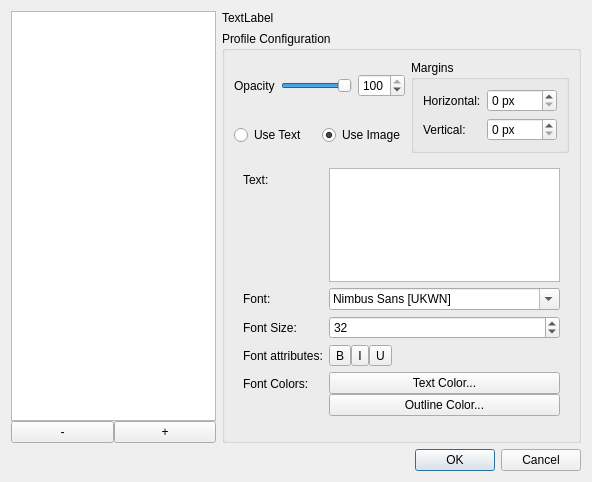
Above: src/profiledialog.ui from pvanek/qwatermark before the change. Below: the same form after it.
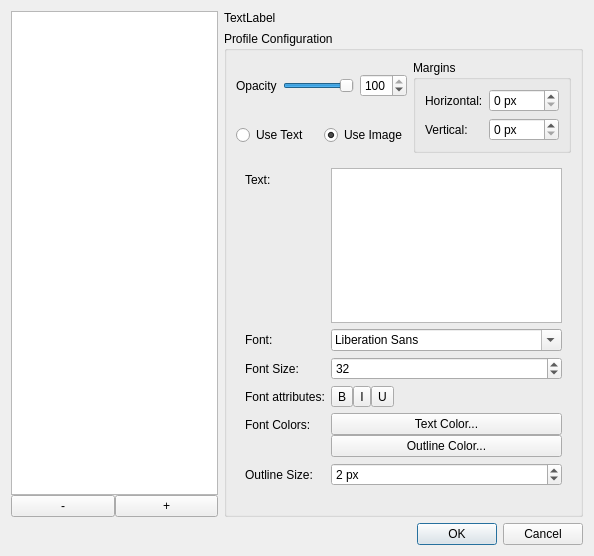
That is the form after the change.

Commit message: outline size implemented; source/dest. dirs are promoted to dialogs

Patch:
```diff
--- a/src/profiledialog.ui
+++ b/src/profiledialog.ui
@@ -6,8 +6,8 @@
    <rect>
     <x>0</x>
     <y>0</y>
-    <width>592</width>
-    <height>482</height>
+    <width>594</width>
+    <height>556</height>
    </rect>
   </property>
   <property name="windowTitle">
@@ -188,7 +188,7 @@
              <widget class="QFontComboBox" name="fontComboBox">
               <property name="currentFont">
                <font>
-                <family>Nimbus Sans L</family>
+                <family>Helvetica</family>
                 <weight>75</weight>
                 <bold>true</bold>
                </font>
@@ -296,7 +296,27 @@
               </item>
              </layout>
             </item>
+            <item row="5" column="0">
+             <widget class="QLabel" name="label_5">
+              <property name="text">
+               <string>Outline Size:</string>
+              </property>
+             </widget>
+            </item>
             <item row="5" column="1">
+             <widget class="QSpinBox" name="outlineSpinBox">
+              <property name="suffix">
+               <string> px</string>
+              </property>
+              <property name="maximum">
+               <number>10</number>
+              </property>
+              <property name="value">
+               <number>2</number>
+              </property>
+             </widget>
+            </item>
+            <item row="6" column="1">
              <spacer name="verticalSpacer_5">
               <property name="orientation">
                <enum>Qt::Vertical</enum>
```
The commit also changes 5 other files.
